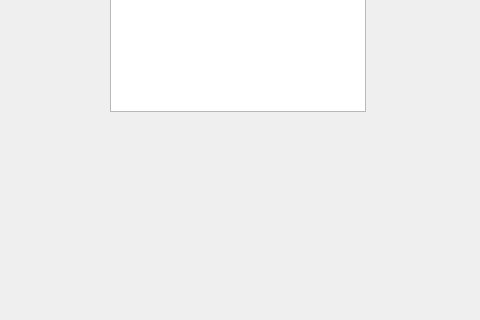
ninijule/Qt_SQL, file home.ui: the form before one commit; both pictures show x 150 to 630 and y 280 to 600 of the 800 by 600 pixel window.
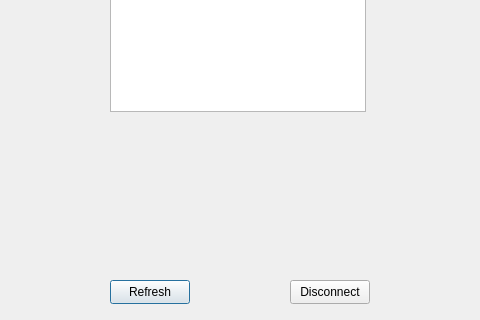
The form after the commit.

Commit message: :sparkles: Add Update on data + disconnect button

The edit to the form file:
```diff
--- a/home.ui
+++ b/home.ui
@@ -36,6 +36,32 @@
     </rect>
    </property>
   </widget>
+  <widget class="QPushButton" name="refreshButton">
+   <property name="geometry">
+    <rect>
+     <x>260</x>
+     <y>560</y>
+     <width>80</width>
+     <height>24</height>
+    </rect>
+   </property>
+   <property name="text">
+    <string>Refresh</string>
+   </property>
+  </widget>
+  <widget class="QPushButton" name="disconnectButton">
+   <property name="geometry">
+    <rect>
+     <x>440</x>
+     <y>560</y>
+     <width>80</width>
+     <height>24</height>
+    </rect>
+   </property>
+   <property name="text">
+    <string>Disconnect</string>
+   </property>
+  </widget>
  </widget>
  <resources/>
  <connections/>
```
The commit also changes 2 other files.
